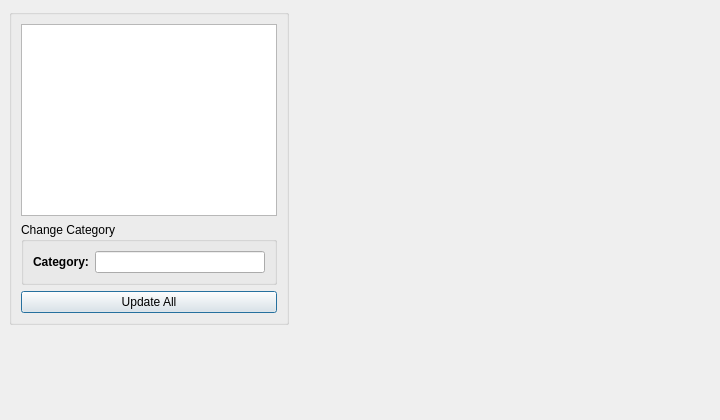
Before: the Qt Designer form TrackerGUI/traywindow.ui in Mysjkin/ActiveWindowTracker, drawn with Qt 5.
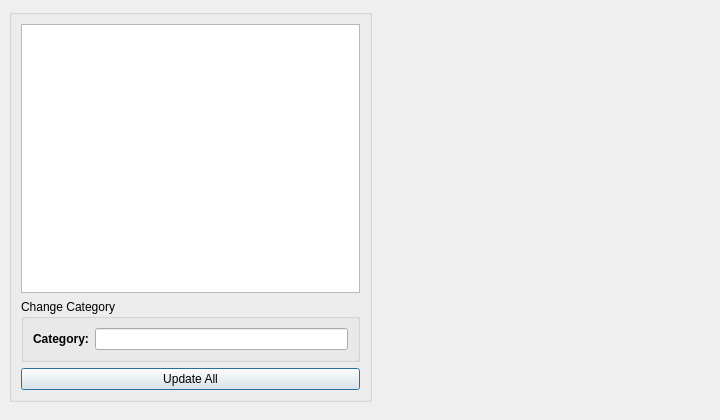
After: the same form once the commit is applied.

Commit message: update durations button

What changed in the file:
```diff
--- a/TrackerGUI/traywindow.ui
+++ b/TrackerGUI/traywindow.ui
@@ -14,6 +14,14 @@
      <string>Tracker UI</string>
     </property>
     <widget class="QWidget" name="centralWidget">
+   <property name="geometry">
+    <rect>
+     <x>0</x>
+     <y>0</y>
+     <width>381</width>
+     <height>411</height>
+    </rect>
+   </property>
      <layout class="QVBoxLayout">
       <property name="spacing">
        <number>6</number>
```
Left out of the diff: 4 changed lines with no effect on the pictures. Lines whose indentation alone changed are shown as unchanged. The commit also changes 3 other files.
